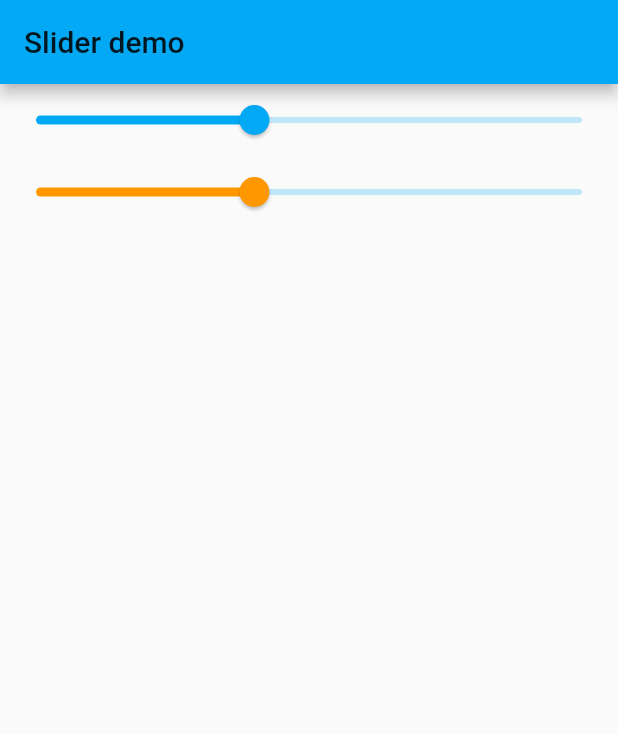
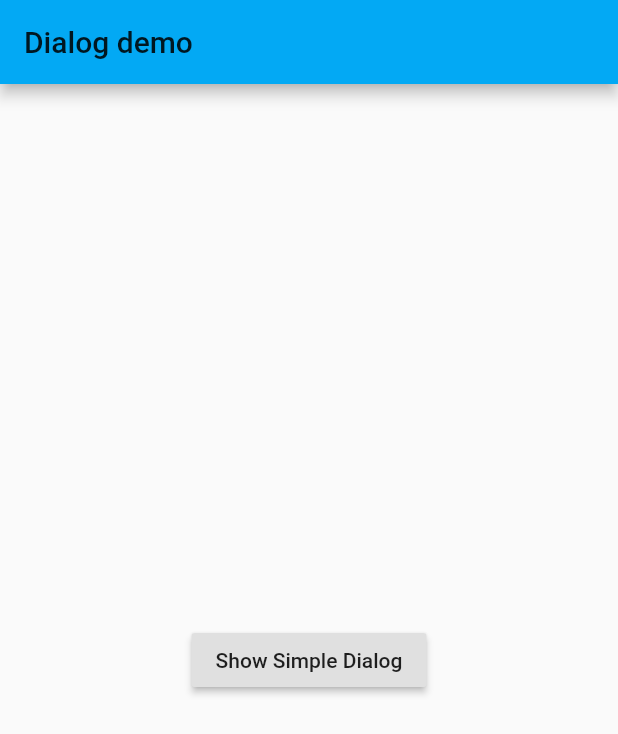
Before and after one commit to mojiajuzi/flutter-example, a Flutter app: the screen it shows after launch, on a phone screen of 412 x 824 dp. Shown: the top 734 px of the screen. Run offline on Flutter 3.47's test engine with Material 2 defaults, Android fonts, the phone set to English and light mode, and no system bars.

Commit message:
simple dialog

```diff
--- /dev/null
+++ b/lib/dialog.dart
@@ -0,0 +1,51 @@
+import 'package:flutter/material.dart';
+import 'dart:async';
+
+class MyDialog extends StatefulWidget {
+  @override
+  _MyDialogState createState() => new _MyDialogState();
+}
+
+enum Department { treasury, state }
+
+class _MyDialogState extends State<MyDialog> {
+  Future<Null> _askedToLead() async {
+    var choice = await showDialog<Department>(
+        context: context,
+        child: SimpleDialog(
+          title: Text('Select assignment'),
+          children: <Widget>[
+            SimpleDialogOption(
+              child: Text('Treasury department'),
+              onPressed: () {
+                Navigator.pop(context, Department.treasury);
+              },
+            ),
+            SimpleDialogOption(
+              child: Text('State department'),
+              onPressed: () {
+                Navigator.pop(context, Department.state);
+              },
+            )
+          ],
+        ));
+    print(choice);
+  }
+
+  @override
+  Widget build(BuildContext context) {
+    return new Scaffold(
+      appBar: AppBar(
+        title: Text('Dialog demo'),
+      ),
+      body: Container(
+        child: Center(
+          child: RaisedButton(
+            onPressed: _askedToLead,
+            child: Text('Show Simple Dialog'),
+          ),
+        ),
+      ),
+    );
+  }
+}
--- a/lib/main.dart
+++ b/lib/main.dart
@@ -1,5 +1,5 @@
 import 'package:flutter/material.dart';
-import 'side_page.dart';
+import 'dialog.dart';
 
 void main() => runApp(new Demo());
 
@@ -9,6 +9,6 @@ class Demo extends StatelessWidget {
     return MaterialApp(
         title: 'Kodeversitas',
         theme: ThemeData(primarySwatch: Colors.lightBlue),
-        home: MySlider());
+        home: MyDialog());
   }
 }
```
